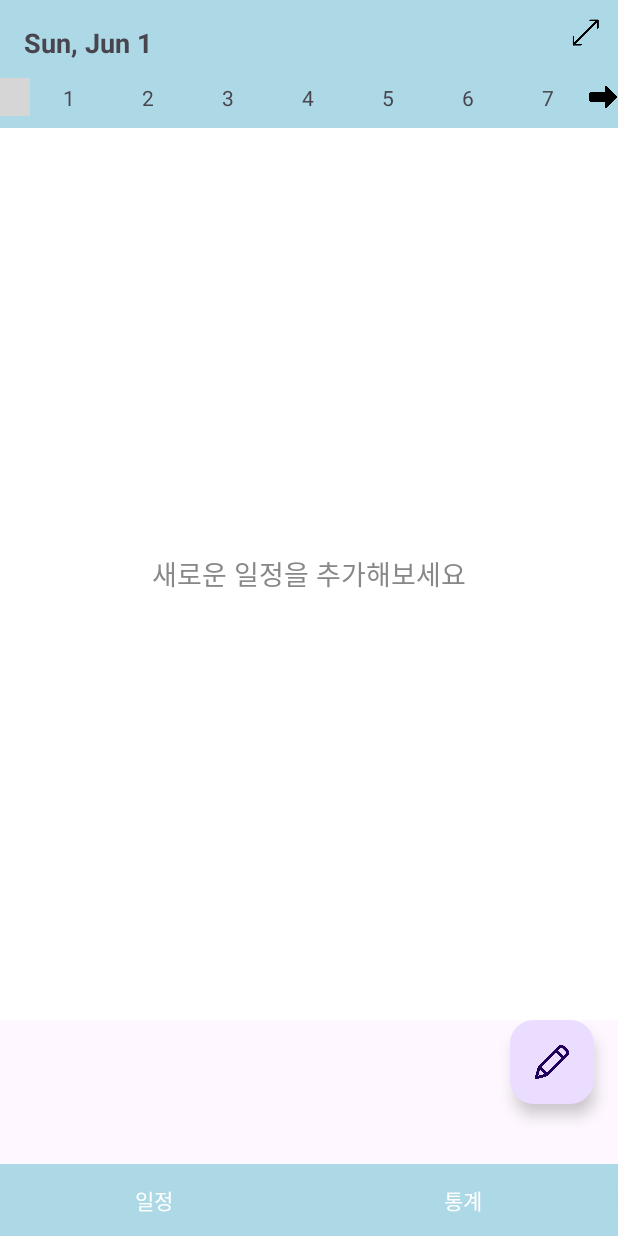
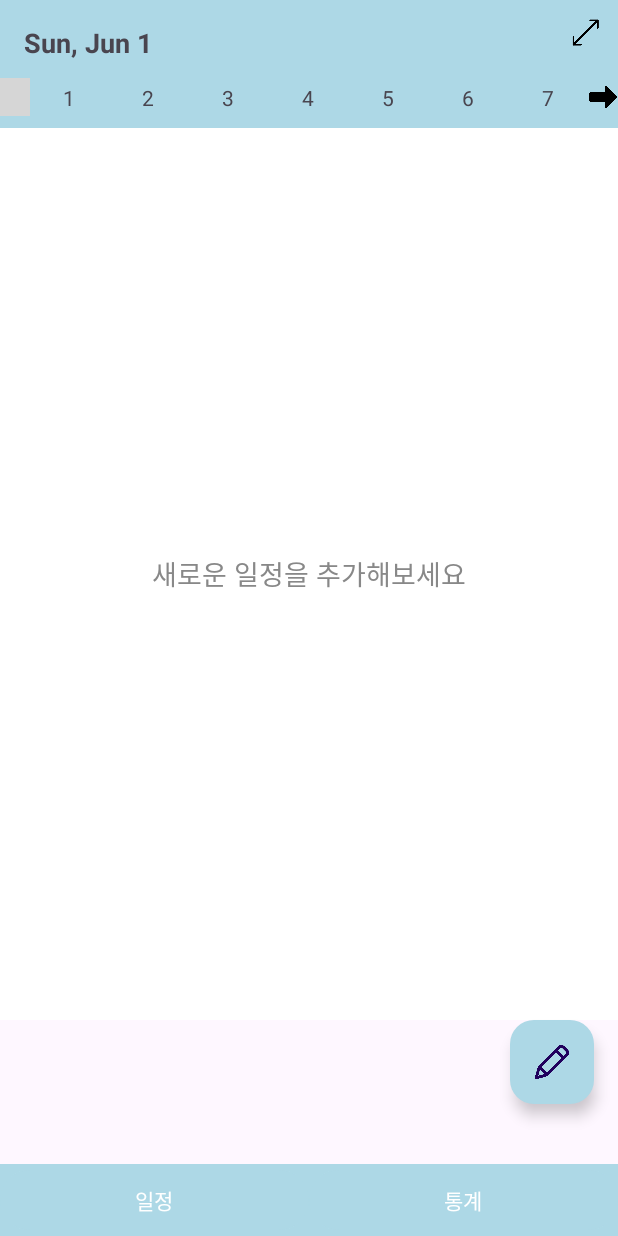
Before and after one commit to miruking/miruking, an Android app: the screen it shows after launch (MainActivity), on a phone screen of 412 x 824 dp. Run offline under Robolectric (Android 15) with nearby library versions, the phone set to English and light mode, and no system bars; grey boxes are pictures that could not be loaded.

Commit message:
GJ commit_1

```diff
--- a/app/src/main/java/com/example/miruking/activities/ScheduleDialogManager.java
+++ b/app/src/main/java/com/example/miruking/activities/ScheduleDialogManager.java
@@ -222,7 +222,7 @@ public class ScheduleDialogManager {
 
             dayBtn.setOnClickListener(v -> {
                 selectedDays[index] = !selectedDays[index];
-                dayBtn.setBackgroundColor(selectedDays[index] ? ContextCompat.getColor(context, R.color.purple_500) : Color.DKGRAY);
+                dayBtn.setBackgroundColor(selectedDays[index] ? ContextCompat.getColor(context, R.color.blueDark) : Color.DKGRAY);
                 dayBtn.setTextColor(selectedDays[index] ? Color.WHITE : Color.BLACK);
             });
 
--- a/app/src/main/res/layout/activity_main.xml
+++ b/app/src/main/res/layout/activity_main.xml
@@ -19,6 +19,7 @@
         android:layout_gravity="bottom|end"
         android:layout_marginEnd="16dp"
         android:layout_marginBottom="40dp"
+        android:backgroundTint="#ADD8E6"
         android:contentDescription="일정 추가"
         android:src="@drawable/ic_add"/>
 
```
